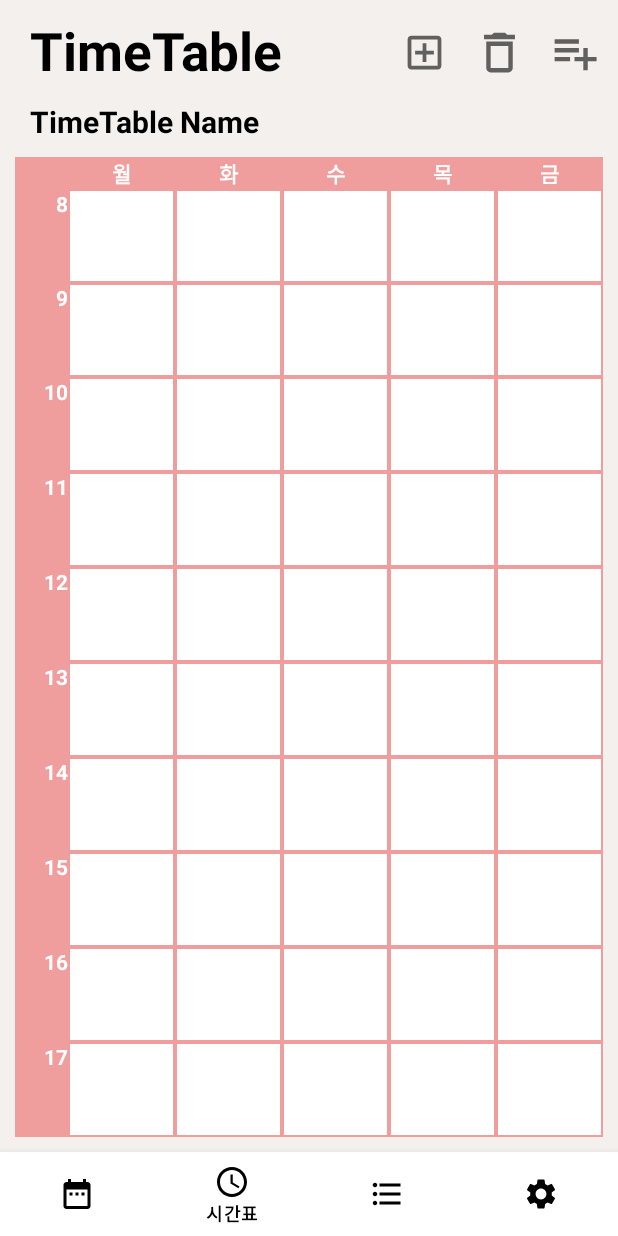
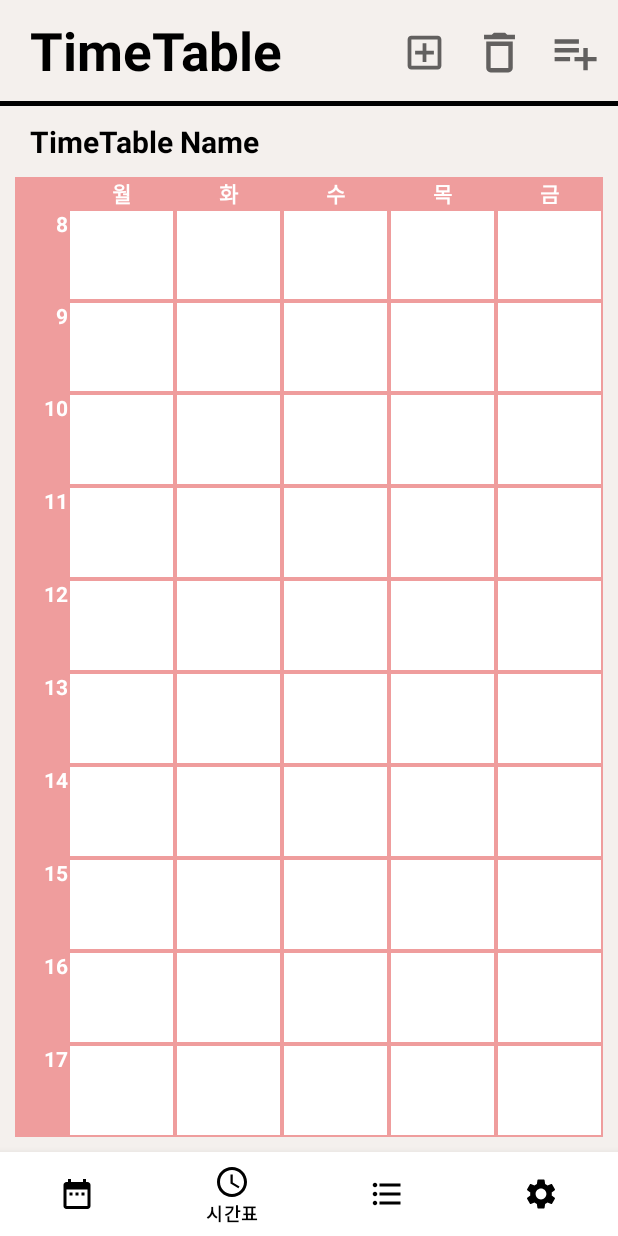
Before and after one commit to cbnuosp/S_more, an Android app: the screen it shows after launch (MainActivity), item 2 of the bottom bar chosen, on a phone screen of 412 x 824 dp. Run offline under Robolectric (Android 15) with nearby library versions, the phone set to English and light mode, and no system bars.

Commit message:
Update timetable design

```diff
--- a/app/src/main/res/layout/frag2.xml
+++ b/app/src/main/res/layout/frag2.xml
@@ -62,6 +62,20 @@
             android:src="@drawable/baseline_playlist_add_24"
             android:stateListAnimator="@null"
             tools:ignore="HardcodedText" />
+
+    </LinearLayout>
+    <LinearLayout
+        android:layout_width="match_parent"
+        android:layout_height="wrap_content"
+        android:background="#F4F0ED" >
+
+        <!--수평선-->
+        <View
+            android:layout_width="match_parent"
+            android:layout_height="3dp"
+            android:background="#000000"
+            android:layout_marginTop="10dp" />
+
 
     </LinearLayout>
 
```
